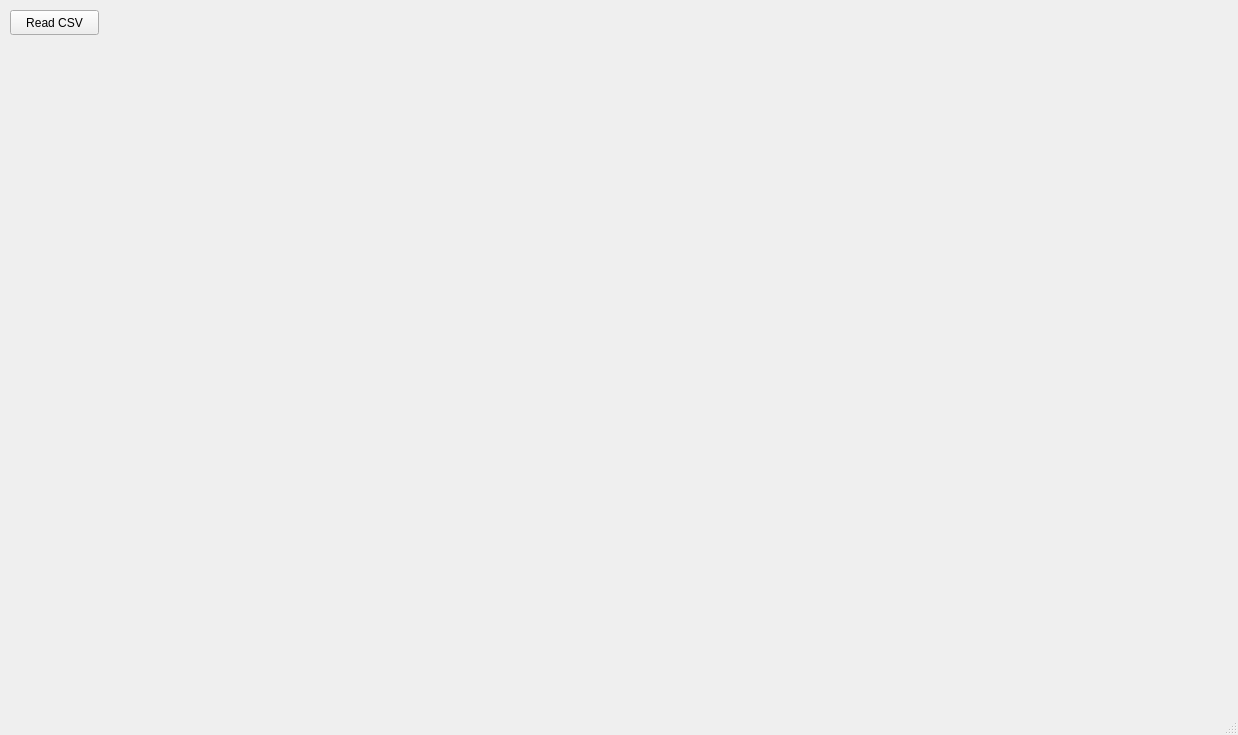
Above: mainwindow.ui from hcheng1005/simple_track before the change. Below: the same form after it.
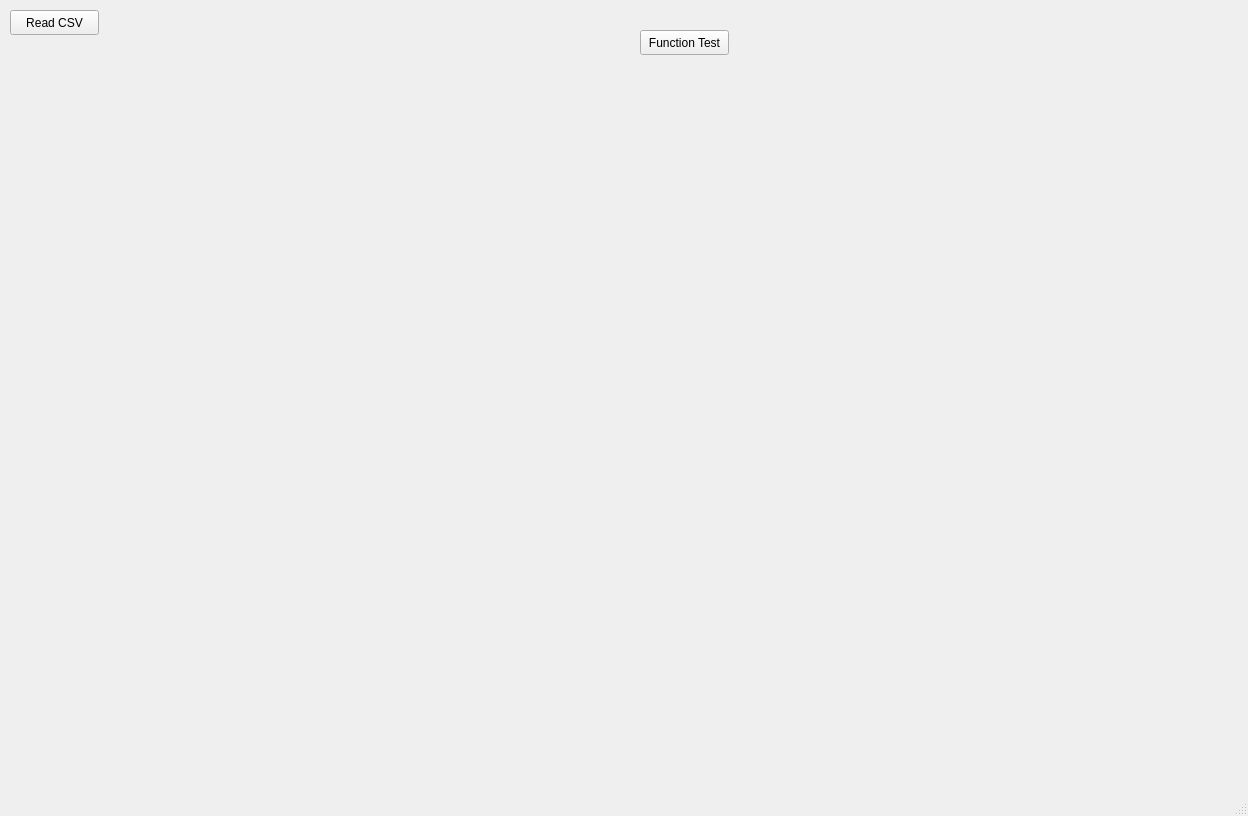
That is the form after the change. Custom widgets are drawn as their Qt base class.

```diff
--- a/mainwindow.ui
+++ b/mainwindow.ui
@@ -6,8 +6,8 @@
    <rect>
     <x>0</x>
     <y>0</y>
-    <width>1238</width>
-    <height>735</height>
+    <width>1248</width>
+    <height>816</height>
    </rect>
   </property>
   <property name="windowTitle">
@@ -37,6 +37,19 @@
      </rect>
     </property>
    </widget>
+   <widget class="QPushButton" name="pushButton_2">
+    <property name="geometry">
+     <rect>
+      <x>640</x>
+      <y>30</y>
+      <width>89</width>
+      <height>25</height>
+     </rect>
+    </property>
+    <property name="text">
+     <string>Function Test</string>
+    </property>
+   </widget>
   </widget>
   <widget class="QMenuBar" name="menubar">
    <property name="geometry">
```
Left out of the diff: 2 changed lines with no effect on the pictures.
